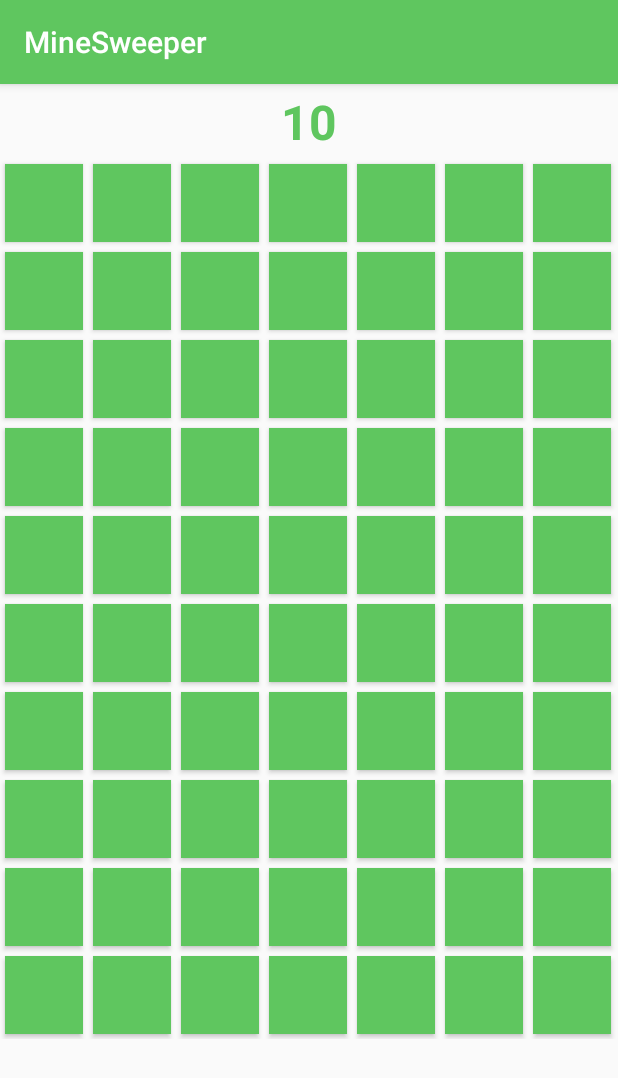
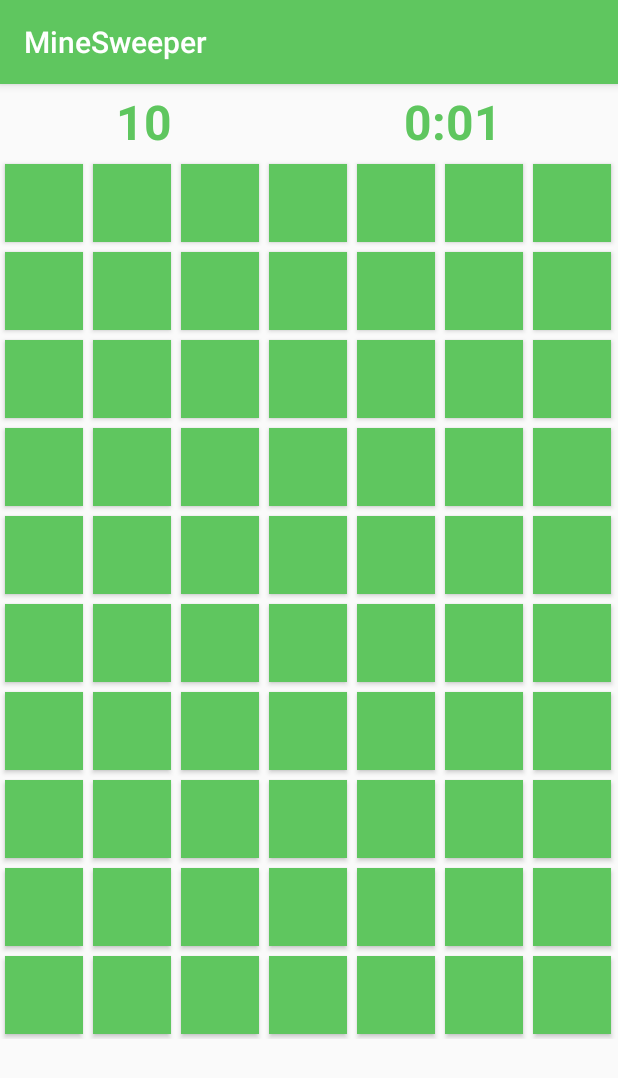
Before and after one commit to BVigneshwar/Android-MineSweeper, an Android app: the GameActivity screen opened directly, with no data from a screen before it, on a phone screen of 412 x 824 dp. Shown: the top 1078 px of the screen. Run offline under Robolectric (Android 15) with nearby library versions, the phone set to English and light mode, and no system bars.

Commit message:
timer added

```diff
--- a/app/src/main/java/com/example/minisweeper/GameActivity.java
+++ b/app/src/main/java/com/example/minisweeper/GameActivity.java
@@ -3,6 +3,8 @@ package com.example.minisweeper;
 import android.content.Intent;
 import android.graphics.Color;
 import android.os.Bundle;
+import android.os.Handler;
+import android.os.SystemClock;
 import android.support.v4.content.ContextCompat;
 import android.support.v7.app.AppCompatActivity;
 import android.view.View;
@@ -17,13 +19,14 @@ public class GameActivity extends AppCompatActivity implements View.OnClickListe
     Button[][] button;
     GridLayout gridLayout;
     Button restart;
-    TextView remainingMineCount;
+    TextView remainingMineCount, timer;
 
     private int rowCount;
     private int columnCount;
     private int mineCount;
     int buttonClickCount = 0;
     int rem_mine_count;
+    long start_time, millisecond_time, timeBuff;
 
     int mineArray[][];
     int resultArray[][];
@@ -33,6 +36,8 @@ public class GameActivity extends AppCompatActivity implements View.OnClickListe
             R.drawable.grid_5, R.drawable.grid_6, R.drawable.grid_7, R.drawable.grid_8};
 
     boolean isGameOver = false;
+
+    Handler handler;
 
     @Override
     protected void onCreate(Bundle savedInstanceState) {
@@ -56,6 +61,7 @@ public class GameActivity extends AppCompatActivity implements View.OnClickListe
 
         remainingMineCount = (TextView) findViewById(R.id.mine_count);
         gridLayout = (GridLayout) findViewById(R.id.grid);
+        timer = (TextView) findViewById(R.id.timer);
         gridLayout.setRowCount(rowCount);
         gridLayout.setColumnCount(columnCount);
         remainingMineCount.setText(mineCount+"");
@@ -93,6 +99,8 @@ public class GameActivity extends AppCompatActivity implements View.OnClickListe
         });
         //initialize mine array
         generateMine();
+        handler = new Handler();
+        timeBuff = 0;
 
         restart = (Button) findViewById(R.id.restart_button);
         restart.setOnClickListener(new View.OnClickListener(){
@@ -107,7 +115,18 @@ public class GameActivity extends AppCompatActivity implements View.OnClickListe
             }
         });
     }
-
+    @Override
+    protected void onStart() {
+        super.onStart();
+        start_time = SystemClock.uptimeMillis();
+        handler.postDelayed(runnable, 1000);
+    }
+    @Override
+    protected void onStop() {
+        super.onStop();
+        timeBuff += millisecond_time;
+        handler.removeCallbacks(runnable);
+    }
     void generateMine(){
         for(int[] i : mineArray){
             Arrays.fill(i, 0);
@@ -235,4 +254,17 @@ public class GameActivity extends AppCompatActivity implements View.OnClickListe
         }
     }
 
+    public Runnable runnable = new Runnable() {
+        @Override
+        public void run() {
+            millisecond_time = SystemClock.uptimeMillis() - start_time;
+            long update_time = timeBuff + millisecond_time;
+            long seconds = update_time / 1000;
+            long minutes = seconds/60;
+            seconds = seconds % 60;
+            timer.setText(""+minutes+":"+String.format("%02d", seconds));
+            handler.postDelayed(this, 1000);
+        }
+    };
+
 }
--- a/app/src/main/res/layout/activity_game.xml
+++ b/app/src/main/res/layout/activity_game.xml
@@ -5,14 +5,37 @@
     android:layout_width="match_parent"
     android:layout_height="match_parent"
     android:orientation="vertical">
-    <TextView
-        android:id="@+id/mine_count"
+
+    <LinearLayout
         android:layout_width="match_parent"
         android:layout_height="50dp"
-        android:textStyle="bold"
-        android:textColor="@color/colorPrimary"
-        android:textSize="32sp"
-        android:gravity="center"/>
+        android:orientation="horizontal"
+        android:weightSum="10">
+
+        <TextView
+            android:id="@+id/mine_count"
+            android:layout_width="wrap_content"
+            android:layout_height="wrap_content"
+            android:textStyle="bold"
+            android:textColor="@color/colorPrimary"
+            android:textSize="32sp"
+            android:gravity="center"
+            android:layout_gravity="center"
+            android:layout_weight="5"/>
+
+        <TextView
+            android:id="@+id/timer"
+            android:layout_width="wrap_content"
+            android:layout_height="wrap_content"
+            android:textStyle="bold"
+            android:text="0:00"
+            android:textColor="@color/colorPrimary"
+            android:textSize="32sp"
+            android:gravity="center"
+            android:layout_gravity="center"
+            android:layout_weight="5"/>
+
+    </LinearLayout>
 
     <GridLayout android:id="@+id/grid"
         android:layout_height="wrap_content"
```
